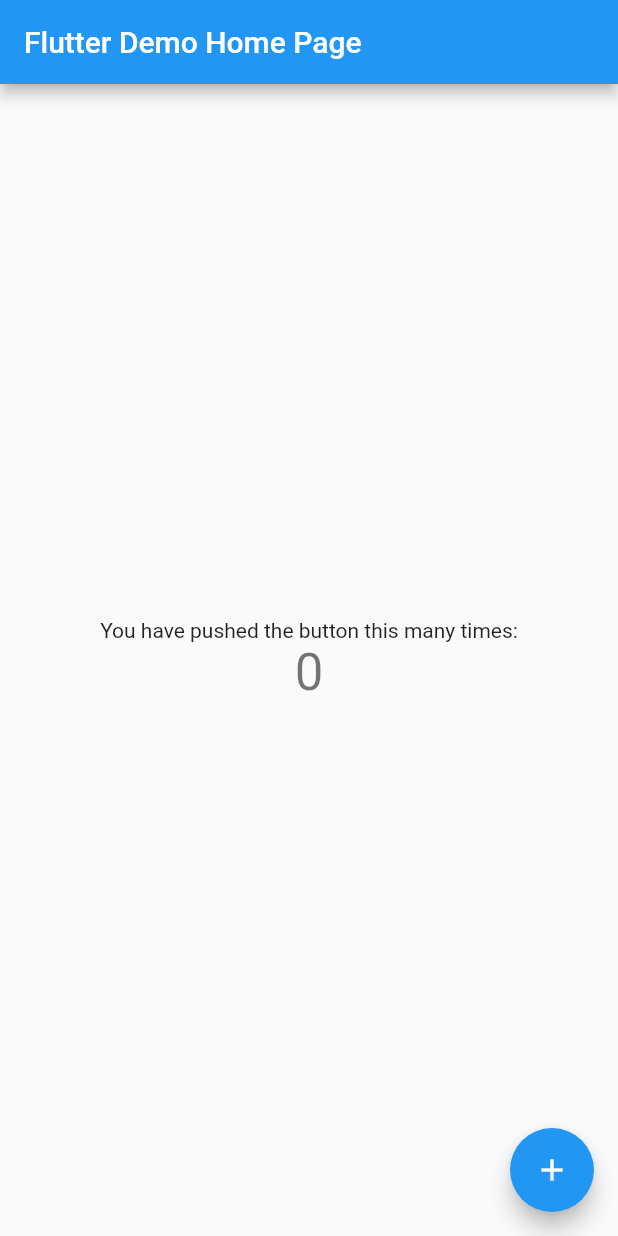
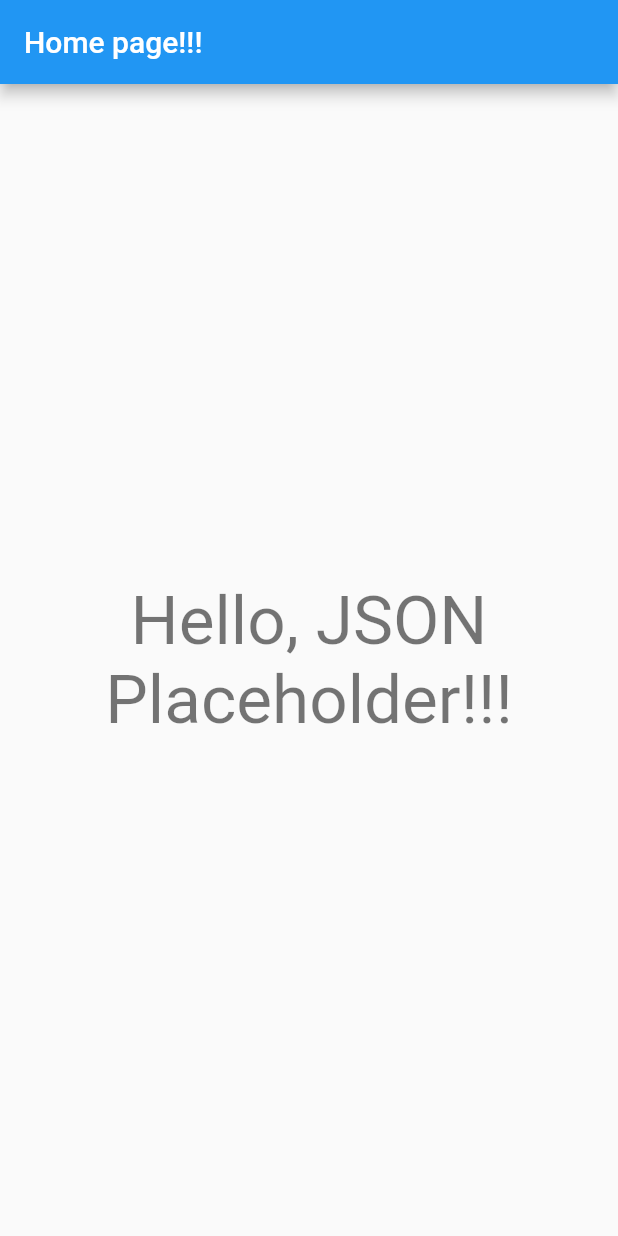
Before and after one commit to Crack-Man/film_studio, a Flutter app: the screen it shows after launch, on a phone screen of 412 x 824 dp. Run offline on Flutter 3.47's test engine with Material 2 defaults, Android fonts, the phone set to English and light mode, and no system bars.

Commit message:
add alternative home page

```diff
--- a/lib/main.dart
+++ b/lib/main.dart
@@ -1,4 +1,5 @@
 import 'package:flutter/material.dart';
+import 'pages/home_page.dart';
 
 void main() {
   runApp(const MyApp());
@@ -24,7 +25,8 @@
         // is not restarted.
         primarySwatch: Colors.blue,
       ),
-      home: const MyHomePage(title: 'Flutter Demo Home Page'),
+      // home: const MyHomePage(title: 'Flutter Demo Home Page'),
+      home: HomePage(),
     );
   }
 }
--- /dev/null
+++ b/lib/pages/home_page.dart
@@ -0,0 +1,24 @@
+import 'package:flutter/material.dart';
+
+class HomePage extends StatefulWidget {
+  @override
+  _HomePageState createState() => _HomePageState();
+}
+
+class _HomePageState extends State<HomePage> {
+
+  @override
+  Widget build(BuildContext context) {
+    return Scaffold(
+        appBar: AppBar(title: Text("Home page!!!")),
+        body: Center(
+            child: Text(
+              "Hello, JSON Placeholder!!!",
+              textAlign: TextAlign.center,
+              style: Theme.of(context).textTheme.headline3,
+            )
+        )
+    );
+  }
+
+}
```
